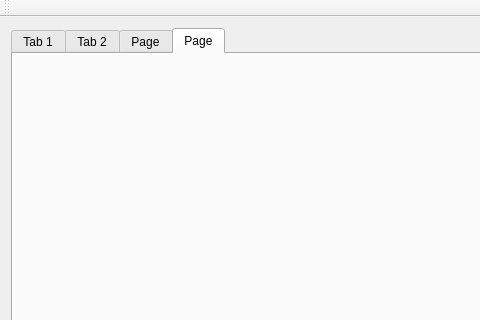
Above: mainwindow.ui from dwalx/wrTime before the change; both pictures show x 0 to 480 and y 0 to 320 of the 568 by 401 pixel window. Below: the same form after it.
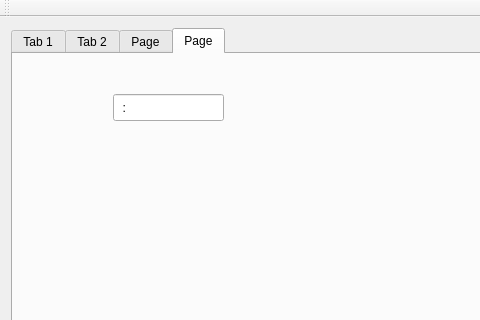
That is the form after the change. The open tabs and pages were chosen to show the change.

What changed in the file:
```diff
--- a/mainwindow.ui
+++ b/mainwindow.ui
@@ -405,6 +405,25 @@
        <attribute name="title">
         <string>Page</string>
        </attribute>
+       <widget class="QLineEdit" name="lineEdit">
+        <property name="geometry">
+         <rect>
+          <x>100</x>
+          <y>40</y>
+          <width>111</width>
+          <height>27</height>
+         </rect>
+        </property>
+        <property name="inputMask">
+         <string>09:09</string>
+        </property>
+        <property name="text">
+         <string>:</string>
+        </property>
+        <property name="maxLength">
+         <number>5</number>
+        </property>
+       </widget>
       </widget>
      </widget>
     </item>
```
Left out of the diff: 2 changed lines with no effect on the pictures.
